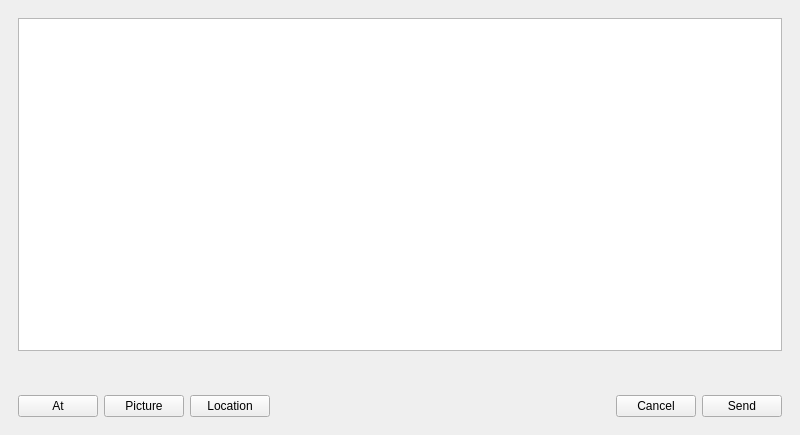
First picture: the form in ui/NewpostWindow.ui, repository WeCase/WeCase, before the edit.
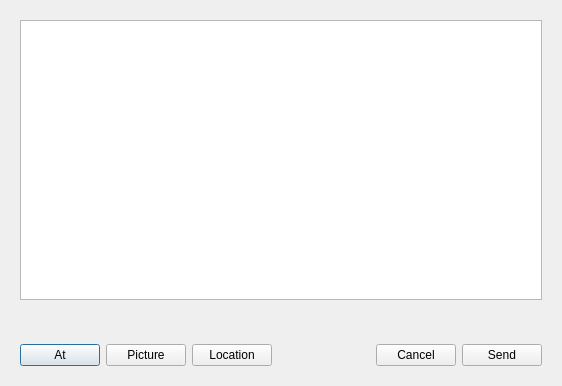
Second picture: the form after the edit.

Commit message: 将 Newpostwindow 转换为 QDialog，并赋予正确的名称

What changed in the file:
```diff
--- a/ui/NewpostWindow.ui
+++ b/ui/NewpostWindow.ui
@@ -1,13 +1,13 @@
 <?xml version="1.0" encoding="UTF-8"?>
 <ui version="4.0">
- <class>MainWindow</class>
- <widget class="QMainWindow" name="MainWindow">
+ <class>NewPostWindow</class>
+ <widget class="QDialog" name="NewPostWindow">
   <property name="geometry">
    <rect>
     <x>0</x>
     <y>0</y>
-    <width>800</width>
-    <height>435</height>
+    <width>562</width>
+    <height>386</height>
    </rect>
   </property>
   <property name="windowTitle">
@@ -16,16 +16,11 @@
   <property name="autoFillBackground">
    <bool>false</bool>
   </property>
-  <property name="tabShape">
-   <enum>QTabWidget::Rounded</enum>
-  </property>
-  <property name="dockOptions">
-   <set>QMainWindow::AllowNestedDocks|QMainWindow::AllowTabbedDocks|QMainWindow::AnimatedDocks</set>
-  </property>
-  <property name="unifiedTitleAndToolBarOnMac">
+  <property name="unifiedTitleAndToolBarOnMac" stdset="0">
    <bool>false</bool>
   </property>
-  <widget class="QWidget" name="centralwidget">
+  <layout class="QGridLayout" name="gridLayout_3">
+   <item row="0" column="0">
    <layout class="QVBoxLayout" name="verticalLayout">
     <item>
      <widget class="QWidget" name="widget" native="true">
@@ -133,7 +128,8 @@
      </widget>
     </item>
    </layout>
-  </widget>
+   </item>
+  </layout>
  </widget>
  <resources/>
  <connections/>
```
Left out of the diff: 1 changed line with no effect on the pictures. Lines whose indentation alone changed are shown as unchanged. The commit also changes 1 other file.
